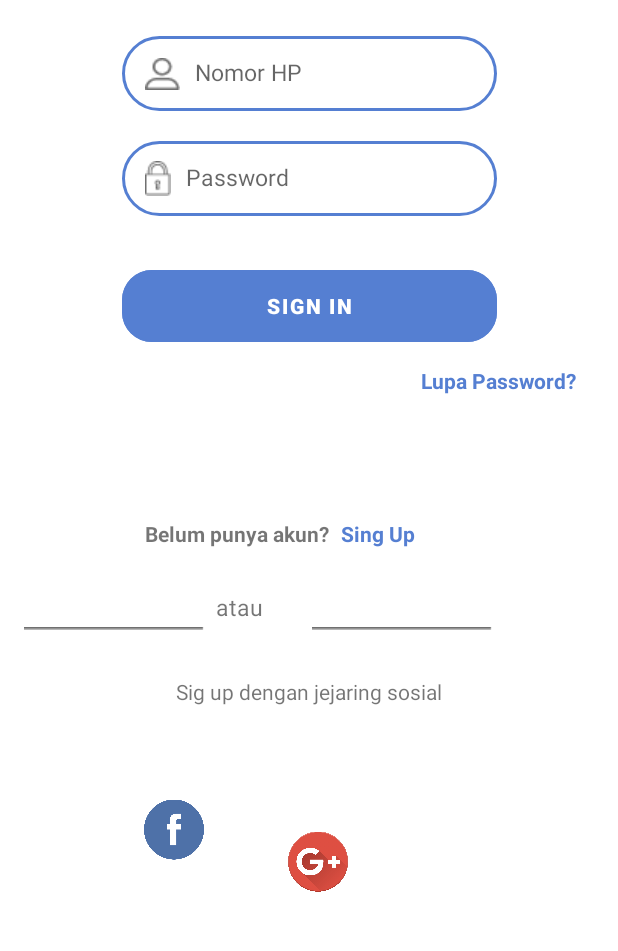
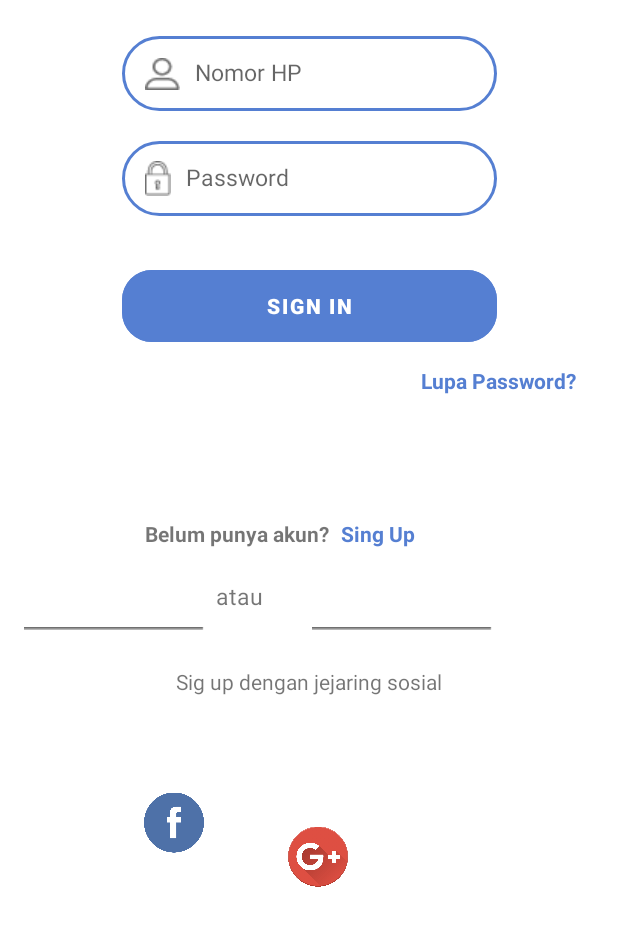
Before and after one commit to Tomjerry12345/Project_IAPIM, an Android app: the SignInActivity screen opened directly, with no data from a screen before it, on a phone screen of 412 x 824 dp, the part 198-1149 px from its top. Run offline under Robolectric (Android 15) with nearby library versions, the phone set to English and light mode, and no system bars.

Commit message:
28-11-2019

```diff
--- a/app/src/main/res/layout/activity_sign_in.xml
+++ b/app/src/main/res/layout/activity_sign_in.xml
@@ -127,7 +127,7 @@
         app:layout_constraintBottom_toBottomOf="parent"
         app:layout_constraintStart_toEndOf="@+id/appCompatImageView"
         app:layout_constraintTop_toBottomOf="@+id/appCompatTextView3"
-        app:layout_constraintVertical_bias="0.094" />
+        app:layout_constraintVertical_bias="0.070" />
 
     <androidx.appcompat.widget.AppCompatImageView
         android:id="@+id/b"
```
